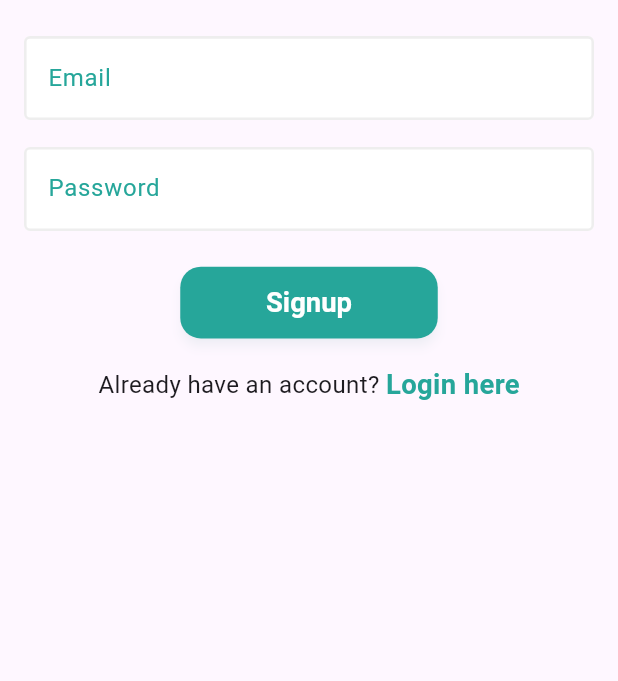
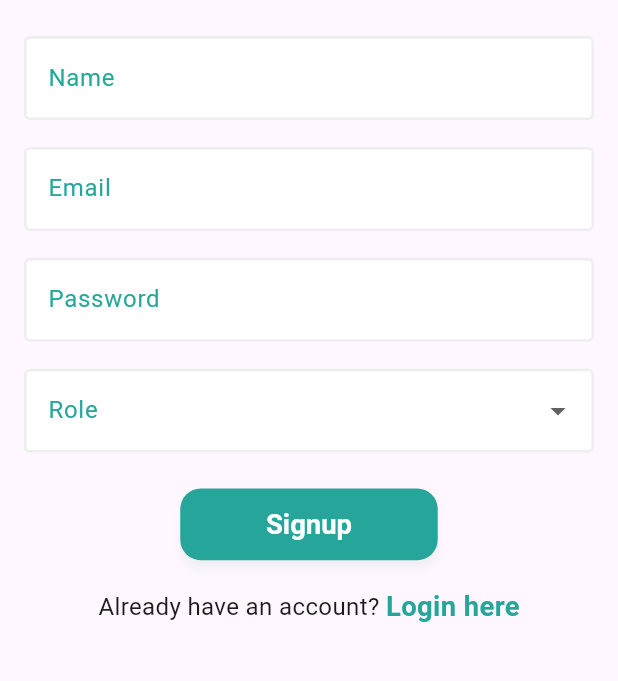
Before and after one commit to ammarabid29/VibeMart, a Flutter app: the SignupView screen opened directly, on a phone screen of 412 x 824 dp, the part 382-1063 px from its top. Run offline on Flutter 3.47's test engine with Material 3 defaults, Android fonts, the phone set to English and light mode, and no system bars; our stand-ins replace cloud_firestore, firebase_auth, firebase_core, flutter_screenutil; accounts and stored records are empty.

Commit message:
auth_service added

```diff
--- a/lib/features/auth/presentation/view/signup/signup_view.dart
+++ b/lib/features/auth/presentation/view/signup/signup_view.dart
@@ -1,5 +1,6 @@
 import 'package:flutter/material.dart';
 import 'package:flutter_screenutil/flutter_screenutil.dart';
+import 'package:vibemart/core/colors/colors.dart';
 import 'package:vibemart/features/auth/presentation/view/widgets/auth_navigation_text.dart';
 import 'package:vibemart/features/auth/presentation/view/widgets/custom_button.dart';
 import 'package:vibemart/features/auth/presentation/view/widgets/custom_text_field.dart';
@@ -12,6 +13,10 @@ class SignupView extends StatefulWidget {
 }
 
 class _SignupViewState extends State<SignupView> {
+  final TextEditingController emailController = TextEditingController();
+  final TextEditingController passwordController = TextEditingController();
+  final TextEditingController nameController = TextEditingController();
+
   @override
   Widget build(BuildContext context) {
     return Scaffold(
@@ -23,9 +28,37 @@ class _SignupViewState extends State<SignupView> {
               children: [
                 Image.asset("assets/images/app_logo.png", height: 200.h),
                 SizedBox(height: 20.h),
-                CustomTextField(text: "Email"),
+                CustomTextField(text: "Name", controller: nameController),
                 SizedBox(height: 15.h),
-                CustomTextField(text: "Password"),
+                CustomTextField(text: "Email", controller: emailController),
+                SizedBox(height: 15.h),
+                CustomTextField(
+                  text: "Password",
+                  controller: passwordController,
+                ),
+                SizedBox(height: 15.h),
+                DropdownButtonFormField(
+                  decoration: InputDecoration(
+                    labelText: "Role",
+                    labelStyle: TextStyle(color: kPrimaryColor),
+                    focusedBorder: OutlineInputBorder(
+                      borderSide: BorderSide(
+                        color: kPrimaryColor,
+                        width: 2.0.w,
+                      ),
+                    ),
+                    enabledBorder: OutlineInputBorder(
+                      borderSide: BorderSide(color: kGrayLight, width: 1.5.w),
+                    ),
+                    filled: true,
+                    fillColor: kCardColor, // white background
+                  ),
+                  items:
+                      ["Admin", "User"].map((role) {
+                        return DropdownMenuItem(value: role, child: Text(role));
+                      }).toList(),
+                  onChanged: (String? newValue) {},
+                ),
                 SizedBox(height: 20.h),
                 CustomButton(text: "Signup", onPressed: () {}),
                 SizedBox(height: 15.h),
--- a/lib/features/auth/presentation/view/widgets/custom_text_field.dart
+++ b/lib/features/auth/presentation/view/widgets/custom_text_field.dart
@@ -4,11 +4,17 @@ import 'package:vibemart/core/colors/colors.dart';
 
 class CustomTextField extends StatelessWidget {
   final String text;
-  const CustomTextField({super.key, required this.text});
+  final TextEditingController controller;
+  const CustomTextField({
+    super.key,
+    required this.text,
+    required this.controller,
+  });
 
   @override
   Widget build(BuildContext context) {
     return TextField(
+      controller: controller,
       decoration: InputDecoration(
         labelText: text,
         labelStyle: TextStyle(color: kPrimaryColor),
```
Also changed, not shown: lib/features/auth/data/data_source/firebase_auth_service.dart (added, +55 -0 lines), lib/features/auth/presentation/view/login/login_view.dart (+7 -2 lines), lib/features/auth/data/data_source/firebase_auth.dart (deleted).
